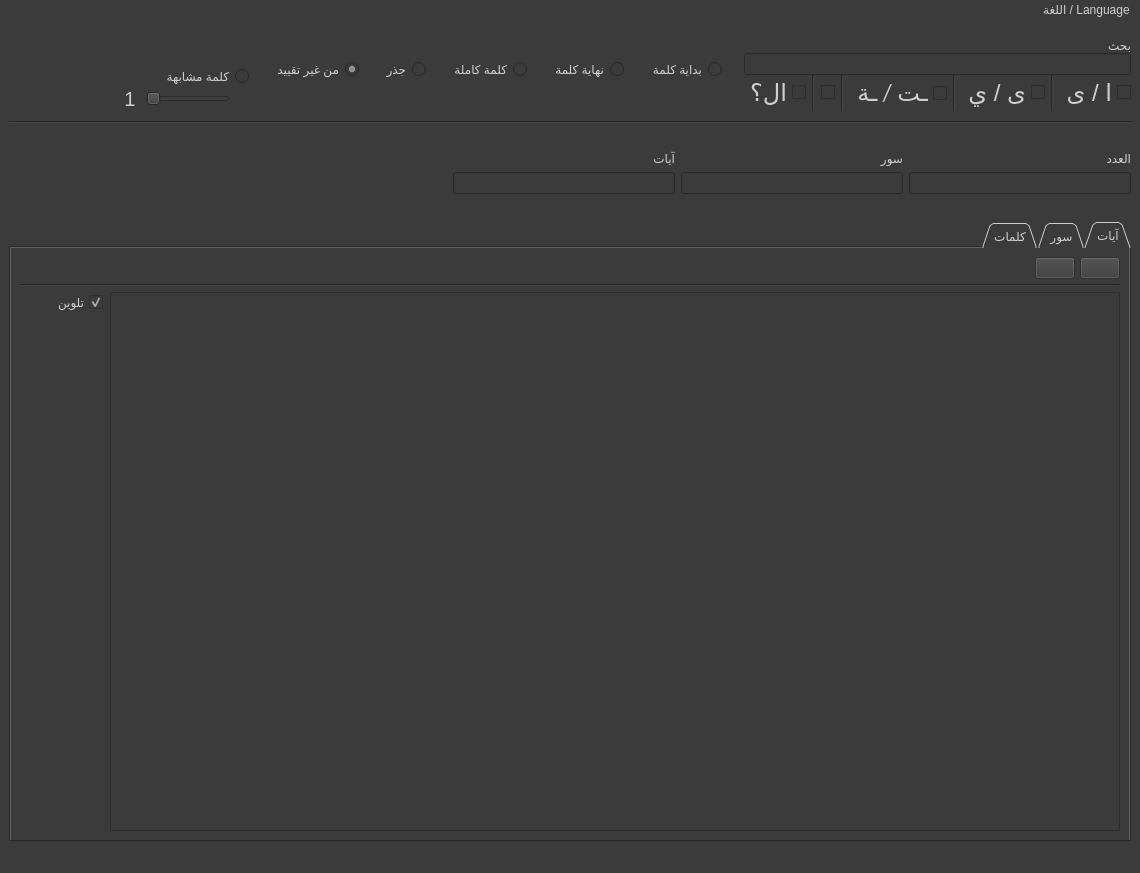
This is gui/main_window/main_screen.ui in masalha-alaa/quran-counter as Qt 5 draws it before an edit. The edited form follows.
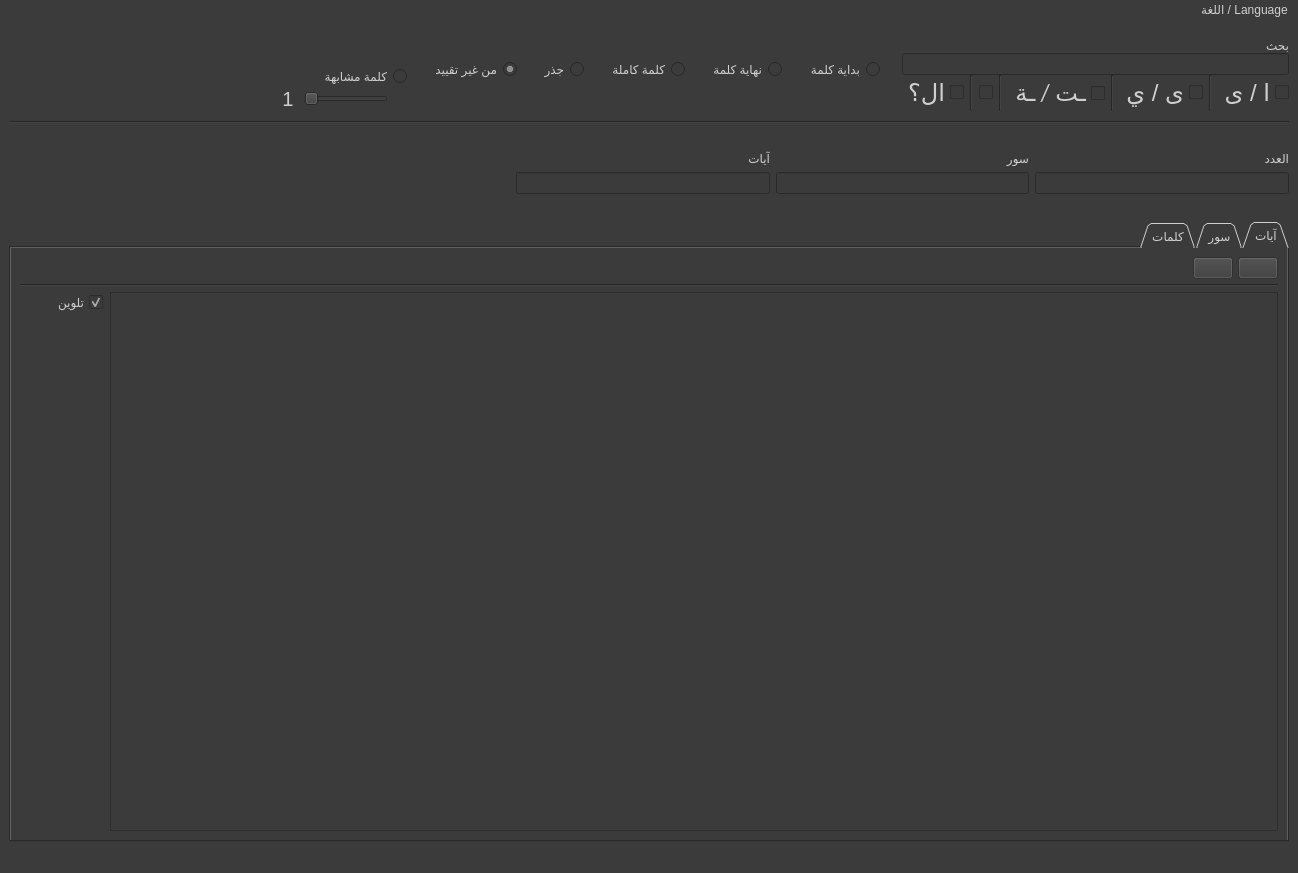
This is the edited form. Icons and pictures are not drawn. Custom widgets are drawn as their Qt base class.

Diff of the .ui file:
```diff
--- a/gui/main_window/main_screen.ui
+++ b/gui/main_window/main_screen.ui
@@ -6,7 +6,7 @@
    <rect>
     <x>0</x>
     <y>0</y>
-    <width>1140</width>
+    <width>1298</width>
     <height>873</height>
    </rect>
   </property>
@@ -1247,7 +1247,7 @@
     <rect>
      <x>0</x>
      <y>0</y>
-     <width>1140</width>
+     <width>1298</width>
      <height>42</height>
     </rect>
    </property>
```
Left out of the diff: 3 changed lines with no effect on the pictures.
